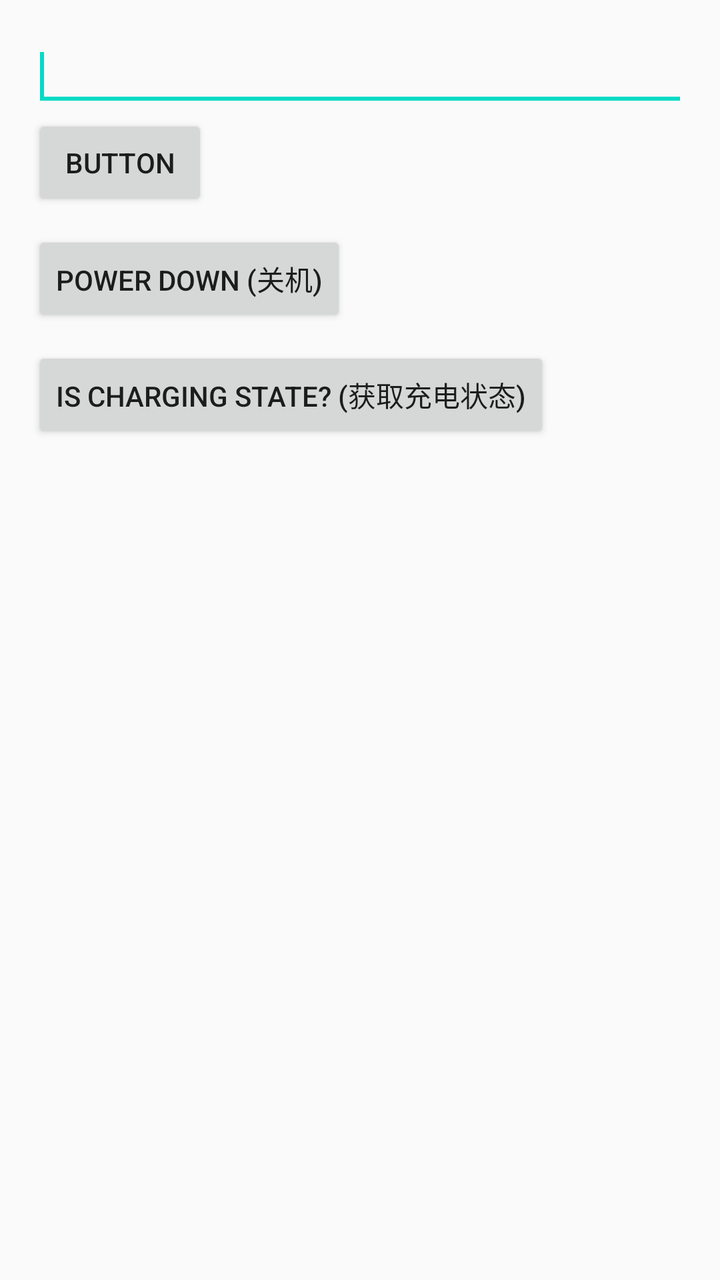
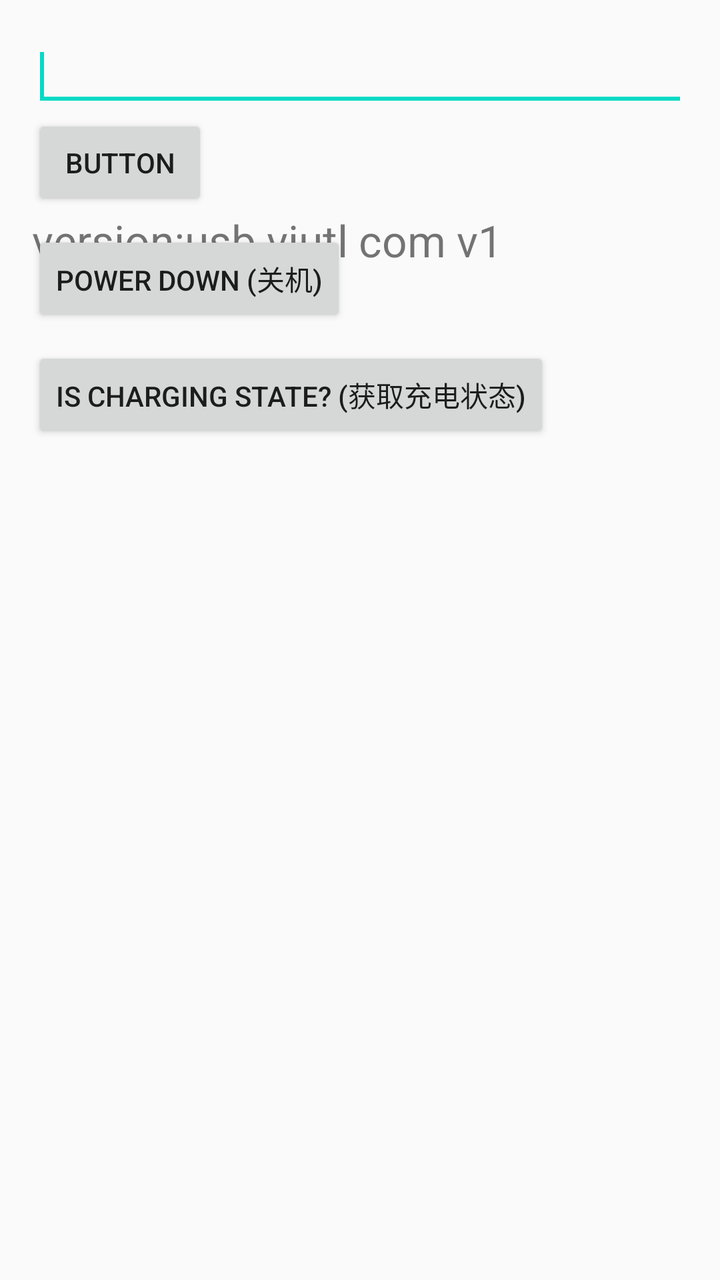

Compare the two renders of this Android layout. The source of the first and the diff that turns it into the second are given below.
<!-- AndroidManifest.xml: activity theme AppTheme.NoActionBar -->
<!-- res/layout/activity_main.xml -->
<RelativeLayout xmlns:android="http://schemas.android.com/apk/res/android"
    xmlns:tools="http://schemas.android.com/tools"
    android:layout_width="match_parent"
    android:layout_height="match_parent"
    android:paddingBottom="@dimen/activity_vertical_margin"
    android:paddingLeft="@dimen/activity_horizontal_margin"
    android:paddingRight="@dimen/activity_horizontal_margin"
    android:paddingTop="@dimen/activity_vertical_margin"
    tools:context=".MainActivity" >

    <EditText
        android:id="@+id/editCode"
        android:layout_width="wrap_content"
        android:layout_height="wrap_content"
        android:layout_alignParentLeft="true"
        android:layout_alignParentRight="true"
        android:ems="10"
        android:enabled="true" >

        <requestFocus />
    </EditText>

    <Button
        android:id="@+id/btn_scan"
        android:layout_width="wrap_content"
        android:layout_height="wrap_content"
        android:layout_alignLeft="@+id/editCode"
        android:layout_below="@+id/editCode"
        android:text="Button" />

    <Button
        android:id="@+id/btn_pd2"
        android:layout_width="wrap_content"
        android:layout_height="wrap_content"
        android:layout_marginTop="10dp"
        android:layout_below="@+id/btn_scan"
        android:text="power down (关机)" />

    <Button
        android:id="@+id/btn_pd3"
        android:layout_width="wrap_content"
        android:layout_height="wrap_content"
        android:layout_marginTop="10dp"
        android:layout_below="@+id/btn_pd2"
        android:text="is charging state? (获取充电状态)" />

    <TextView
        android:id="@+id/TextViewCode"
        android:layout_width="wrap_content"
        android:layout_height="wrap_content"

        android:layout_below="@+id/btn_scan"
        android:textSize="22dp"
        android:enabled="true" >


    </TextView>

</RelativeLayout>
<!-- resources referenced by this layout -->
<resources>
  <dimen name="activity_horizontal_margin">16dp</dimen>
  <dimen name="activity_vertical_margin">16dp</dimen>
  <style name="AppTheme.NoActionBar">
          <item name="windowActionBar">false</item>
          <item name="windowNoTitle">true</item>
      </style>
</resources>

<!-- the commit's change to res/layout/activity_main.xml (unified diff, before → after) -->
@@ -48,7 +48,7 @@
         android:id="@+id/TextViewCode"
         android:layout_width="wrap_content"
         android:layout_height="wrap_content"
-
+        android:text="version:usb viutl com v1"
         android:layout_below="@+id/btn_scan"
         android:textSize="22dp"
         android:enabled="true" >
